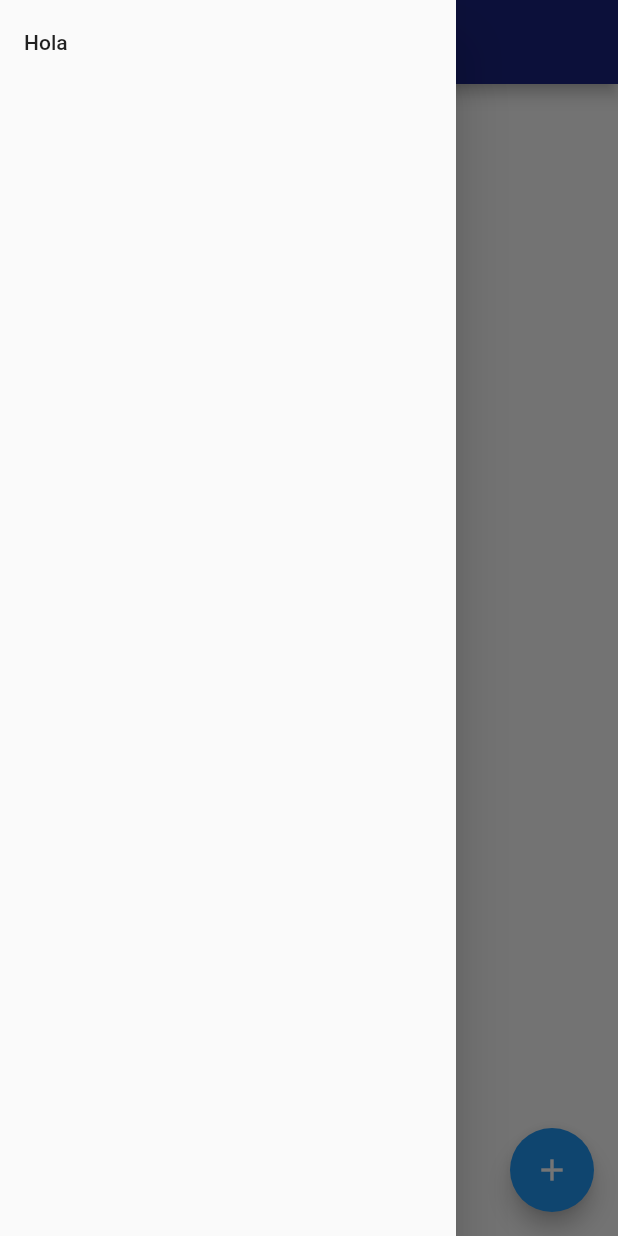
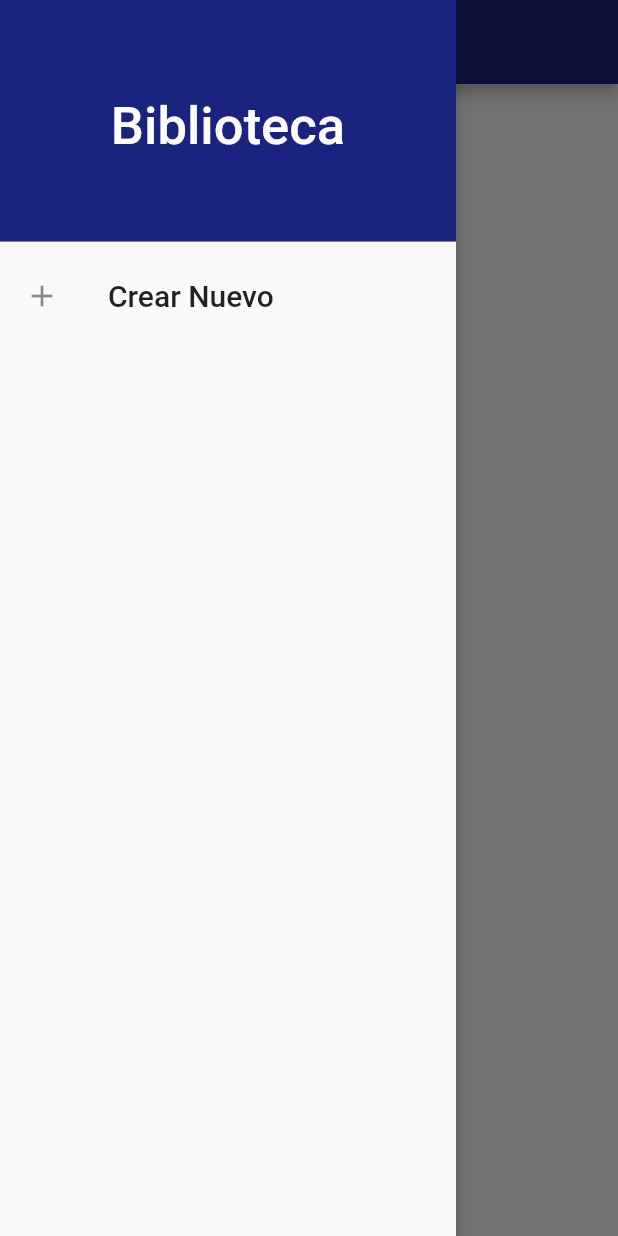
Before and after one commit to MrMedabit/AppFlutterSQLite, a Flutter app: the screen it shows after launch, with the side drawer open, on a phone screen of 412 x 824 dp. Run offline on Flutter 3.47's test engine with Material 2 defaults, Android fonts, the phone set to English and light mode, and no system bars; our stand-ins replace sqflite; accounts and stored records are empty.

Commit message:
Drawer con opcion de crear

```diff
--- a/lib/librosConsulta.dart
+++ b/lib/librosConsulta.dart
@@ -9,34 +9,42 @@ class LibroConsulta extends StatelessWidget {
   @override
   Widget build(BuildContext context) {
     return Scaffold(
-        floatingActionButton: FloatingActionButton(
-          child: Icon(Icons.add),
-          onPressed: () {
-            Navigator.pushNamed(context, LibroCrear.ROUTE,
-                arguments: Libro.empty());
-          },
-        ),
       appBar: AppBar(
         title: Center(
           child: Text("Libros"),
         ),
       ),
       drawer: Drawer(
+        elevation: 5,
         child: ListView(
+          padding: EdgeInsets.zero,
           children: [
+            DrawerHeader(
+              child: Center(
+                  child: Text(
+                "Biblioteca",
+                style: TextStyle(color: Colors.white, fontSize: 35),
+              )),
+              decoration: BoxDecoration(color: Colors.indigo[900]),
+            ),
             ListTile(
-                title: Text("Hola"),
-                onTap: () {},
+              leading: Icon(Icons.add),
+              title: Text(
+                "Crear Nuevo",
+                style: TextStyle(fontSize: 20),
+              ),
+              onTap: () {
+                Navigator.pushNamed(context, LibroCrear.ROUTE,
+                    arguments: Libro.empty());
+              },
             )
           ],
         ),
       ),
-        body: RefreshIndicator(
-          onRefresh: () {},
-          child: Container(
+      body: Container(
         child: _MyList(),
       ),
-        ));
+    );
   }
 }
 
```
Lines whose indentation alone changed are shown as unchanged.
